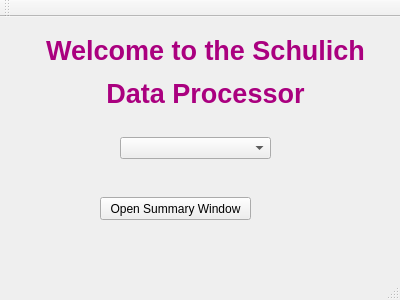
Before: the Qt Designer form TestingGUI/mainwindow.ui in mshubat-forked/cs3307-group-project, drawn with Qt 5.
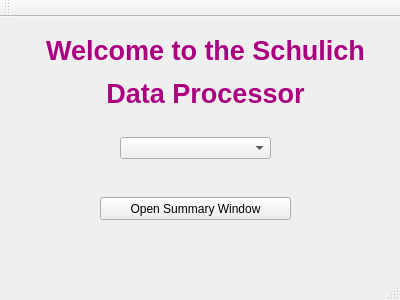
After: the same form once the commit is applied.

What changed in the file:
```diff
--- a/TestingGUI/mainwindow.ui
+++ b/TestingGUI/mainwindow.ui
@@ -42,7 +42,7 @@
      <rect>
       <x>100</x>
       <y>180</y>
-      <width>151</width>
+      <width>191</width>
       <height>23</height>
      </rect>
     </property>
```
Left out of the diff: 2 changed lines with no effect on the pictures.
